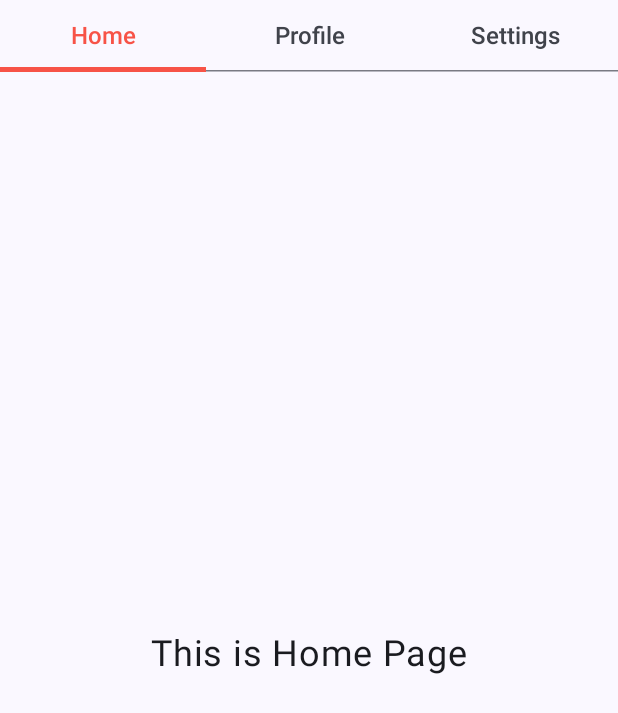
After one commit to Rizqanmr/MovikuCompose, an Android app built with Jetpack Compose: the composable TabWithPager shown on its own in the app's theme, on a phone screen of 412 x 824 dp. The commit adds this screen. Shown: the top 713 px of the screen. Run offline under Robolectric (Android 15) with nearby library versions, the phone set to English and light mode, and no system bars.

Commit message:
create component TopAppBar and TabWithPager

```diff
--- a/app/src/main/AndroidManifest.xml
+++ b/app/src/main/AndroidManifest.xml
@@ -16,7 +16,7 @@
         android:theme="@style/Theme.MovikuCompose"
         tools:targetApi="31">
         <activity
-            android:name=".MainActivity"
+            android:name="com.rizqanmr.movikucompose.MainActivity"
             android:exported="true"
             android:label="@string/app_name"
             android:theme="@style/Theme.MovikuCompose">
--- /dev/null
+++ b/app/src/main/java/com/rizqanmr/movikucompose/ui/components/TabWithPager.kt
@@ -0,0 +1,82 @@
+package com.rizqanmr.movikucompose.ui.components
+
+import androidx.compose.foundation.layout.Box
+import androidx.compose.foundation.layout.Column
+import androidx.compose.foundation.layout.fillMaxSize
+import androidx.compose.foundation.layout.padding
+import androidx.compose.foundation.pager.HorizontalPager
+import androidx.compose.foundation.pager.rememberPagerState
+import androidx.compose.material3.MaterialTheme
+import androidx.compose.material3.Tab
+import androidx.compose.material3.TabRow
+import androidx.compose.material3.TabRowDefaults
+import androidx.compose.material3.TabRowDefaults.tabIndicatorOffset
+import androidx.compose.material3.Text
+import androidx.compose.runtime.Composable
+import androidx.compose.runtime.rememberCoroutineScope
+import androidx.compose.ui.Alignment
+import androidx.compose.ui.Modifier
+import androidx.compose.ui.unit.dp
+import androidx.compose.ui.unit.sp
+import com.rizqanmr.movikucompose.ui.theme.LightRed
+import kotlinx.coroutines.launch
+
+@Composable
+fun TabWithPager() {
+    val tabTitles = listOf("Home", "Profile", "Settings")
+    val pagerState = rememberPagerState(pageCount = { tabTitles.size })
+    val coroutineScope = rememberCoroutineScope()
+    val selectedTabColor = LightRed
+    val unselectedTabColor = MaterialTheme.colorScheme.onSurfaceVariant
+    val indicatorColor = LightRed
+
+    Column {
+        TabRow(
+            selectedTabIndex = pagerState.currentPage,
+            containerColor = MaterialTheme.colorScheme.surface,
+            contentColor = indicatorColor,
+            indicator = { tabPositions ->
+                TabRowDefaults.Indicator(
+                    Modifier.tabIndicatorOffset(tabPositions[pagerState.currentPage]),
+                    color = indicatorColor
+                )
+            }
+            ) {
+            tabTitles.forEachIndexed { index, title ->
+                Tab(
+                    text = {
+                        Text(
+                            text = title,
+                            color = if (pagerState.currentPage == index) selectedTabColor else unselectedTabColor
+                        )
+                    },
+                    selected = pagerState.currentPage == index,
+                    onClick = {
+                        // Scroll to the selected page when tab is clicked
+                        coroutineScope.launch {
+                            pagerState.animateScrollToPage(index)
+                        }
+                    }
+                )
+            }
+        }
+
+        HorizontalPager(
+            state = pagerState,
+            modifier = Modifier.fillMaxSize()
+        ) { page ->
+            // Content for each page
+            Box(
+                modifier = Modifier
+                    .fillMaxSize()
+                    .padding(16.dp),
+                contentAlignment = Alignment.Center
+            ) {
+                Text(
+                    text = "This is ${tabTitles[page]} Page",
+                    fontSize = 24.sp
+                )
+            }
+        }
+    }
+}
--- a/app/src/main/res/values/colors.xml
+++ b/app/src/main/res/values/colors.xml
@@ -7,6 +7,7 @@
     <color name="teal_700">#FF018786</color>
     <color name="black">#FF000000</color>
     <color name="white">#FFFFFFFF</color>
+    <color name="grey">#8A8080</color>
     <color name="light_red">#F14E3F</color>
     <color name="dark_red">#C13F33</color>
 </resources>
```
Also changed, not shown: app/src/main/java/com/rizqanmr/movikucompose/MainActivity.kt (+24 -25 lines), app/src/main/java/com/rizqanmr/movikucompose/ui/components/TopAppBar.kt (added, +65 -0 lines).
